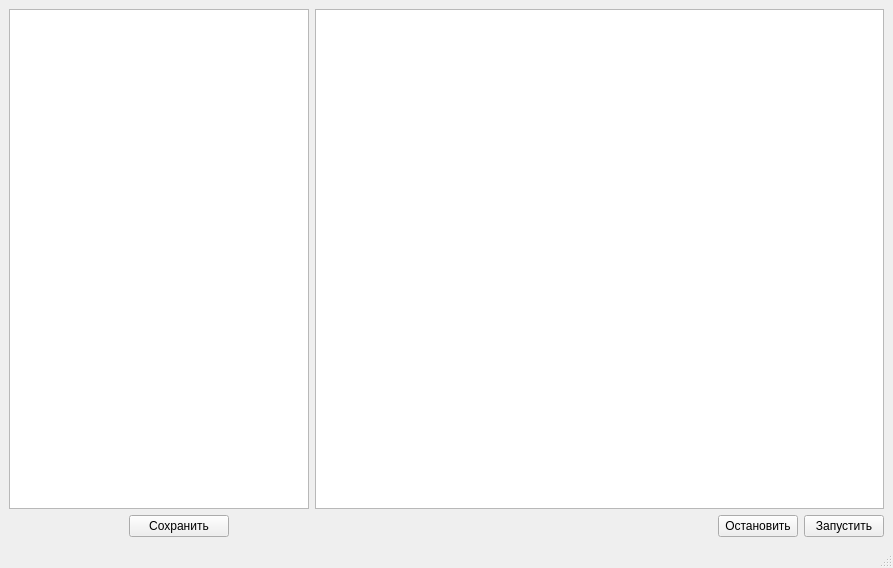
This is src/Tsunami/extractorwindow.ui in maluginp/Tsunami as Qt 5 draws it before an edit. The edited form follows.
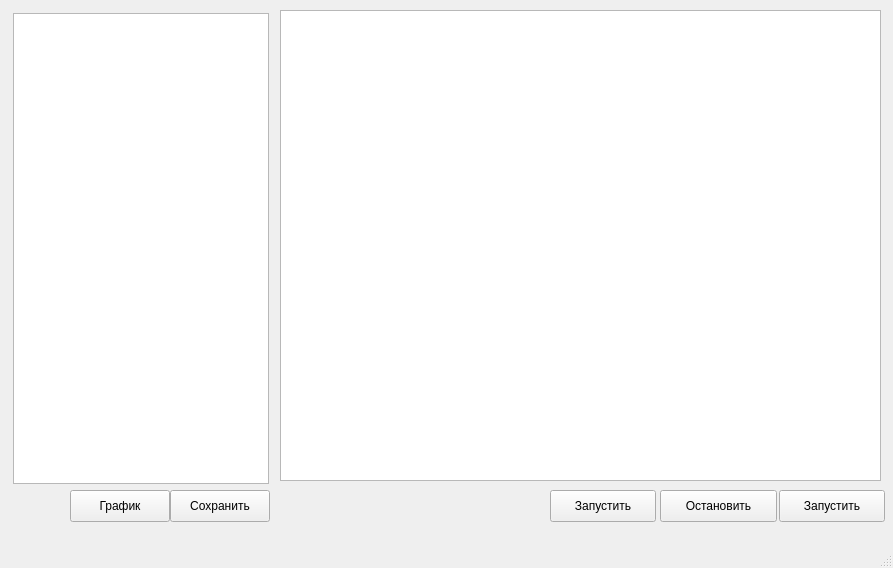
This is the edited form.

Commit message: Add button Close and Plot, refs #26

Diff of the .ui file:
```diff
--- a/src/Tsunami/extractorwindow.ui
+++ b/src/Tsunami/extractorwindow.ui
@@ -14,14 +14,53 @@
    <string>Экстракция</string>
   </property>
   <widget class="QWidget" name="centralwidget">
-   <layout class="QGridLayout" name="gridLayout">
-    <item row="0" column="0">
-     <layout class="QVBoxLayout" name="parametersLayout">
-      <property name="sizeConstraint">
-       <enum>QLayout::SetMinimumSize</enum>
-      </property>
-      <item>
+   <widget class="QPushButton" name="showPlotButton">
+    <property name="geometry">
+     <rect>
+      <x>70</x>
+      <y>490</y>
+      <width>100</width>
+      <height>32</height>
+     </rect>
+    </property>
+    <property name="sizePolicy">
+     <sizepolicy hsizetype="Minimum" vsizetype="Fixed">
+      <horstretch>0</horstretch>
+      <verstretch>0</verstretch>
+     </sizepolicy>
+    </property>
+    <property name="maximumSize">
+     <size>
+      <width>100</width>
+      <height>16777215</height>
+     </size>
+    </property>
+    <property name="text">
+     <string>График</string>
+    </property>
+   </widget>
+   <widget class="QPushButton" name="closeButton">
+    <property name="geometry">
+     <rect>
+      <x>550</x>
+      <y>490</y>
+      <width>106</width>
+      <height>32</height>
+     </rect>
+    </property>
+    <property name="text">
+     <string>Запустить</string>
+    </property>
+   </widget>
        <widget class="QTableView" name="parametersTableView">
+    <property name="geometry">
+     <rect>
+      <x>13</x>
+      <y>13</y>
+      <width>256</width>
+      <height>471</height>
+     </rect>
+    </property>
         <property name="maximumSize">
          <size>
           <width>300</width>
@@ -32,52 +71,15 @@
          <bool>true</bool>
         </attribute>
        </widget>
-      </item>
-      <item>
-       <layout class="QHBoxLayout" name="horizontalLayout_2">
-        <item>
-         <spacer name="horizontalSpacer_2">
-          <property name="orientation">
-           <enum>Qt::Horizontal</enum>
-          </property>
-          <property name="sizeType">
-           <enum>QSizePolicy::Minimum</enum>
-          </property>
-          <property name="sizeHint" stdset="0">
-           <size>
-            <width>40</width>
-            <height>20</height>
-           </size>
-          </property>
-         </spacer>
-        </item>
-        <item>
-         <widget class="QPushButton" name="saveParametersButton">
-          <property name="sizePolicy">
-           <sizepolicy hsizetype="Minimum" vsizetype="Fixed">
-            <horstretch>0</horstretch>
-            <verstretch>0</verstretch>
-           </sizepolicy>
-          </property>
-          <property name="maximumSize">
-           <size>
-            <width>100</width>
-            <height>16777215</height>
-           </size>
-          </property>
-          <property name="text">
-           <string>Сохранить</string>
-          </property>
-         </widget>
-        </item>
-       </layout>
-      </item>
-     </layout>
-    </item>
-    <item row="0" column="1">
-     <layout class="QVBoxLayout" name="verticalLayout">
-      <item>
        <widget class="QTextBrowser" name="extractionLogText">
+    <property name="geometry">
+     <rect>
+      <x>280</x>
+      <y>10</y>
+      <width>601</width>
+      <height>471</height>
+     </rect>
+    </property>
         <property name="minimumSize">
          <size>
           <width>300</width>
@@ -85,41 +87,57 @@
          </size>
         </property>
        </widget>
-      </item>
-      <item>
-       <layout class="QHBoxLayout" name="horizontalLayout">
-        <item>
-         <spacer name="horizontalSpacer">
-          <property name="orientation">
-           <enum>Qt::Horizontal</enum>
-          </property>
-          <property name="sizeHint" stdset="0">
+   <widget class="QPushButton" name="saveParametersButton">
+    <property name="geometry">
+     <rect>
+      <x>170</x>
+      <y>490</y>
+      <width>100</width>
+      <height>32</height>
+     </rect>
+    </property>
+    <property name="sizePolicy">
+     <sizepolicy hsizetype="Minimum" vsizetype="Fixed">
+      <horstretch>0</horstretch>
+      <verstretch>0</verstretch>
+     </sizepolicy>
+    </property>
+    <property name="maximumSize">
            <size>
-            <width>40</width>
-            <height>20</height>
-           </size>
-          </property>
-         </spacer>
-        </item>
-        <item>
+      <width>100</width>
+      <height>16777215</height>
+     </size>
+    </property>
+    <property name="text">
+     <string>Сохранить</string>
+    </property>
+   </widget>
          <widget class="QPushButton" name="stopButton">
+    <property name="geometry">
+     <rect>
+      <x>660</x>
+      <y>490</y>
+      <width>117</width>
+      <height>32</height>
+     </rect>
+    </property>
           <property name="text">
            <string>Остановить</string>
           </property>
          </widget>
-        </item>
-        <item>
          <widget class="QPushButton" name="runButton">
+    <property name="geometry">
+     <rect>
+      <x>779</x>
+      <y>490</y>
+      <width>106</width>
+      <height>32</height>
+     </rect>
+    </property>
           <property name="text">
            <string>Запустить</string>
           </property>
          </widget>
-        </item>
-       </layout>
-      </item>
-     </layout>
-    </item>
-   </layout>
   </widget>
   <widget class="QMenuBar" name="menubar">
    <property name="geometry">
```
Lines whose indentation alone changed are shown as unchanged.
